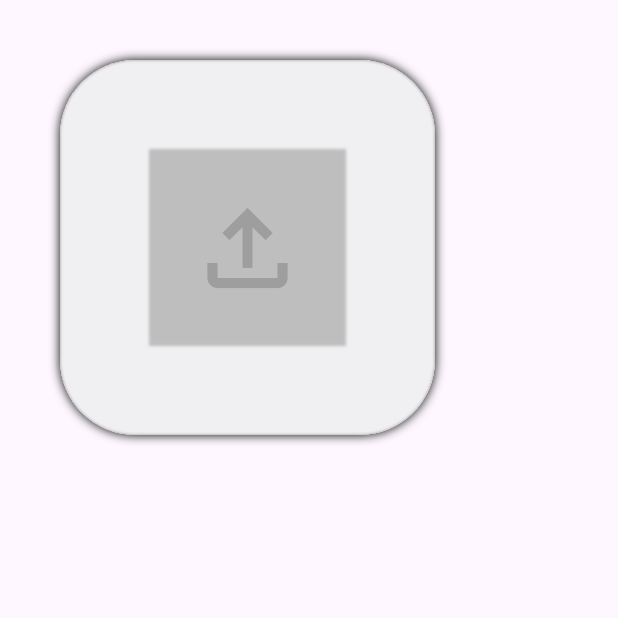
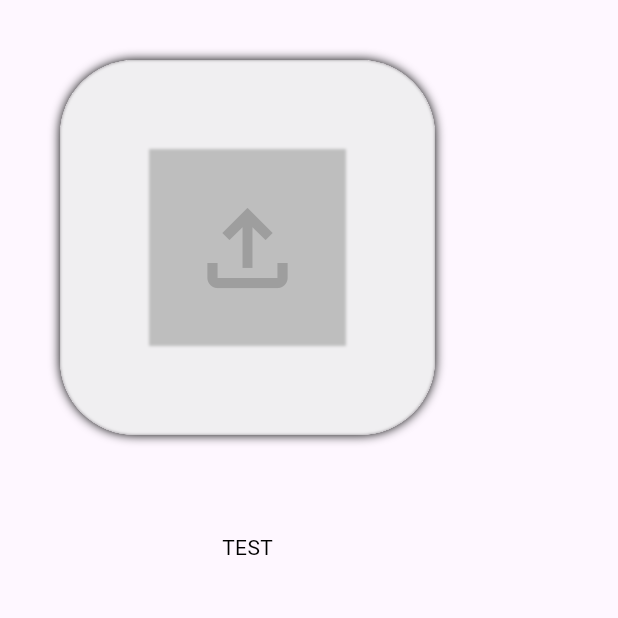
Before and after one commit to nycm1989/nImagePicker, a Flutter app: the screen it shows after launch, after a tap on the "error outline" icon, on a phone screen of 412 x 824 dp, the top half of it. Run offline on Flutter 3.47's test engine with Material 3 defaults, Android fonts, the phone set to English and light mode, and no system bars; our stand-ins replace file_picker; missing offline and left inert: dart:html; network calls fail.

Commit message:
verssion 1.2.1

```diff
--- a/example/lib/main.dart
+++ b/example/lib/main.dart
@@ -46,7 +46,7 @@ class _MyAppState extends State<MyApp> {
             NImagePicker(
               controller        : nImagePickerController,
               // this is a protected server image, you must to provide a different header in web
-              onLoadingImage    : "https://w.wallhaven.cc/full/49/wallhaven-49d5y8.jpg",
+              onLoadingImage    : "https://api.9780bitcoin.com/media/202403/images/company/PHOTO_93080414-8207-490c-ab40-1b4eac7a1076.png",
               bankgroundColor   : const Color(0xFFededed).withOpacity(0.8),
               height            : 250,
               width             : 250,
@@ -62,6 +62,20 @@ class _MyAppState extends State<MyApp> {
               previewBlur       : true,
               previewBlurSigma  : 1,
             ),
+            Container(
+              width   : 200,
+              height  : 30,
+              margin  : const EdgeInsets.all(20),
+              alignment: Alignment.center,
+              child   :
+              InkWell(
+                onTap: () async => await nImagePickerController.multipartFile.then((value) {
+                  debugPrint(value.length.toString());
+                  debugPrint(nImagePickerController.hasNoImage.toString());
+                }),
+                child: const Text("TEST", style: TextStyle(color: Colors.black)),
+              )
+            )
           ],
         ),
       ),
--- a/lib/n_image_picker.dart
+++ b/lib/n_image_picker.dart
@@ -1,4 +1,4 @@
-library multi_image_picker_view;
+library n_image_picker_view;
 
 export '/src/controller.dart';
 export '/src/n_image_picker.dart';
--- a/lib/src/controller.dart
+++ b/lib/src/controller.dart
@@ -68,7 +68,7 @@ class NImagePickerController with ChangeNotifier{
   Uint8List?          get bytes       =>  _bytes;
   bool                get error       =>  _error;
   bool                get hasImage    =>  _hasImage;
-  bool                get hasnoImage  =>  !_hasImage;
+  bool                get hasNoImage  =>  !_hasImage;
   bool                get fromLoading =>  _fromLoading;
   // Image               get image       =>  _file == null
   // ? throw Exception()
@@ -83,7 +83,7 @@ class NImagePickerController with ChangeNotifier{
     notifyListeners();
   }
 
-  Future<bool>setFromURL(BuildContext context, {required String url, required Map<String, String> headers}) async{
+  Future<bool>setFromURL(BuildContext context, {required String url, Map<String, String>? headers}) async {
     List<String> list = url.split("://");
     String type = list.first.toLowerCase();
     list = list.last.split("/");
@@ -91,15 +91,21 @@ class NImagePickerController with ChangeNotifier{
     list.remove(domain);
     String path = list.join("/");
 
-    Request request = Request("GET",type == 'https' ? Uri.https(domain, path) : Uri.http(domain, path));
+    Request request = Request(
+      "GET",
+      type.toLowerCase() == 'https'
+      ? Uri.https(domain, path, headers)
+      : Uri.http(domain, path, headers)
+    );
     request.followRedirects = false;
     return await request.send().then((value) async{
       if(value.statusCode == 200){
         try{
-          value.stream.toBytes().then((bytes)=> setFromBytes(
+          value.stream.toBytes().then((bytes) async => await setFromBytes(
             name  : url +  Random().nextInt(10000).toString(),
             bytes : bytes
           ));
+
           return true;
         } catch (e) {
           _reset(error: true);
@@ -112,7 +118,7 @@ class NImagePickerController with ChangeNotifier{
     });
   }
 
-  setFromBytes({required final String name, required final Uint8List? bytes}){
+  Future<void> setFromBytes({required final String name, required final Uint8List? bytes}) async {
     try{
       if(bytes != null){
         _file = PlatformFile(
@@ -122,7 +128,7 @@ class NImagePickerController with ChangeNotifier{
         );
         _bytes    = bytes;
         _error    = false;
-        _hasImage = false;
+        _hasImage = true;
         notifyListeners();
       } else {
         _reset(error: true);
--- a/lib/src/custom_file.dart
+++ b/lib/src/custom_file.dart
@@ -3,6 +3,7 @@ import './router_helper.dart' if (dart.library.html) './web_file.dart' if (dart.
 import 'package:file_picker/file_picker.dart';
 import 'package:http/http.dart';
 import 'package:n_image_picker/src/response_model.dart';
+import 'package:flutter/foundation.dart';
 
 
 abstract class CustomFile{
@@ -21,4 +22,6 @@ abstract class CustomFile{
   );
 
   rm(PlatformFile file) => null;
+
+  Future<PlatformFile> w(Uint8List? bytes) async => PlatformFile(name: '', size: 0);
 }
```
Also changed, not shown: lib/src/io_file.dart (+15 -0 lines), lib/src/web_file.dart (+10 -1 lines), pubspec.yaml (+5 -4 lines), example/pubspec.lock, 3 other files.
